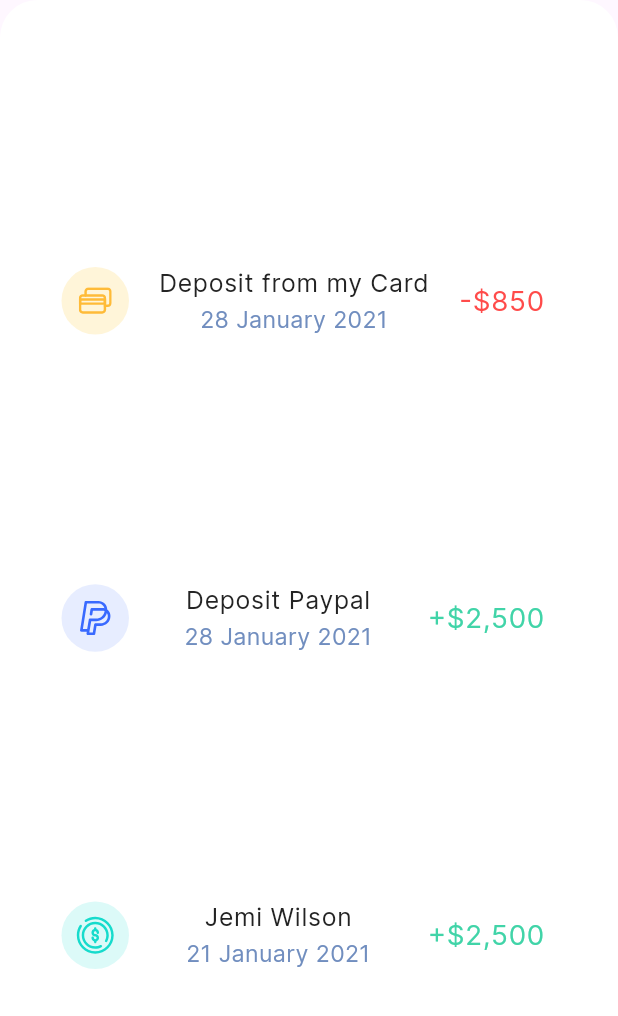
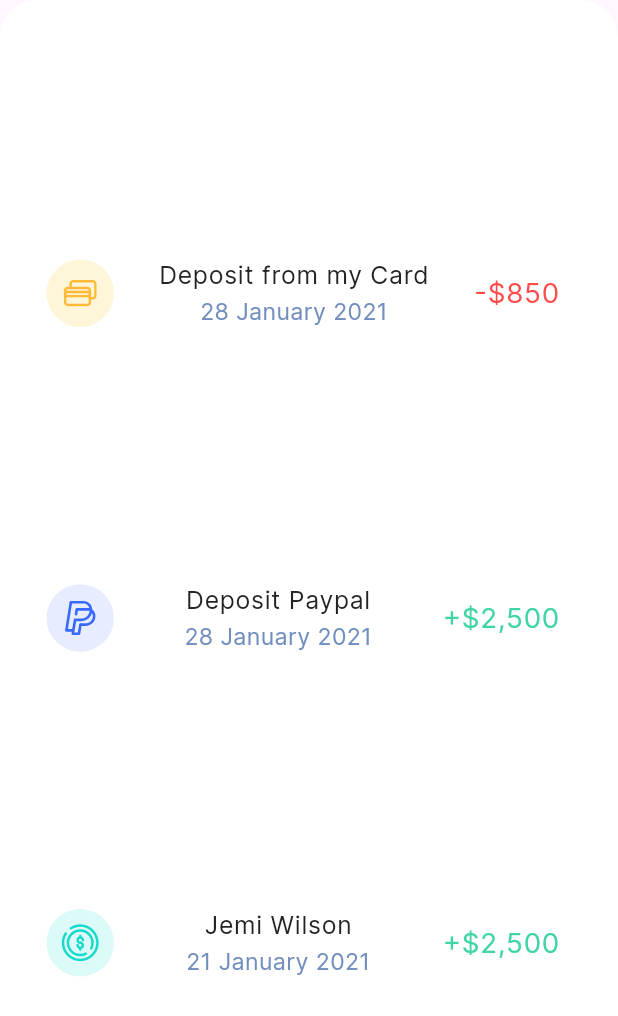
Before and after one commit to As-tra/BankDash, a Flutter app: the CustomCardContainer widget shown alone on an empty page, opened directly, on a phone screen of 412 x 824 dp. Shown: the top 1016 px of the screen. Run offline on Flutter 3.47's test engine with Material 3 defaults, Android fonts, the phone set to English and light mode, and no system bars; our stand-ins replace device_preview, fl_chart, flutter_svg.

Commit message:
fix some layout issue in the tablet layout

```diff
--- a/lib/utils/styles.dart
+++ b/lib/utils/styles.dart
@@ -97,7 +97,8 @@ abstract class Styles {
       color: kPrimary3,
     );
   }
-   static TextStyle interSemiBold14(BuildContext context) {
+
+  static TextStyle interSemiBold14(BuildContext context) {
     return TextStyle(
       fontFamily: kInter,
       fontSize: getResponsiveFontSize(context: context, baseSize: 14),
@@ -215,10 +216,11 @@ double getResponsiveFontSize({
 
 double getScaleFactor(BuildContext context) {
   double width = MediaQuery.sizeOf(context).width;
+
   if (width > SizeConfig.desktop) {
     return width / 1800;
   } else if (width > SizeConfig.tablet) {
-    return width / 900;
+    return width / 1300;
   } else {
     return width / 400;
   }
--- a/lib/widgets/custom_card_container.dart
+++ b/lib/widgets/custom_card_container.dart
@@ -13,8 +13,9 @@ class CustomCardContainer extends StatelessWidget {
 
   @override
   Widget build(BuildContext context) {
+    double width = MediaQuery.sizeOf(context).width;
     return Container(
-      padding: const EdgeInsets.all(25),
+      padding: EdgeInsets.all(width < 1700 ? 15 : 25),
       decoration: BoxDecoration(
         color: color,
         gradient: gradient,
--- a/lib/widgets/custom_drawer.dart
+++ b/lib/widgets/custom_drawer.dart
@@ -12,6 +12,10 @@ class CustomDrawer extends StatelessWidget {
   Widget build(BuildContext context) {
     return Drawer(
       backgroundColor: kSurface,
+      width: MediaQuery.sizeOf(context).width < SizeConfig.desktop &&
+              MediaQuery.sizeOf(context).width > SizeConfig.tablet
+          ? 230
+          : null,
       shape: MediaQuery.sizeOf(context).width < SizeConfig.tablet
           ? null
           : const BeveledRectangleBorder(),
--- a/lib/widgets/mobile_layout.dart
+++ b/lib/widgets/mobile_layout.dart
@@ -4,7 +4,6 @@ import 'package:bank_dashboard/widgets/expenses_statistics.dart';
 import 'package:bank_dashboard/widgets/mobile_app_bar.dart';
 import 'package:bank_dashboard/widgets/my_mobile_cards.dart';
 import 'package:bank_dashboard/widgets/quick_transfer.dart';
-import 'package:bank_dashboard/widgets/recent_transaction.dart';
 import 'package:bank_dashboard/widgets/recent_transaction_list.dart';
 import 'package:bank_dashboard/widgets/weekly_activities.dart';
 import 'package:flutter/material.dart';
```
Also changed, not shown: lib/widgets/cards_and_transactions.dart (+5 -3 lines).
